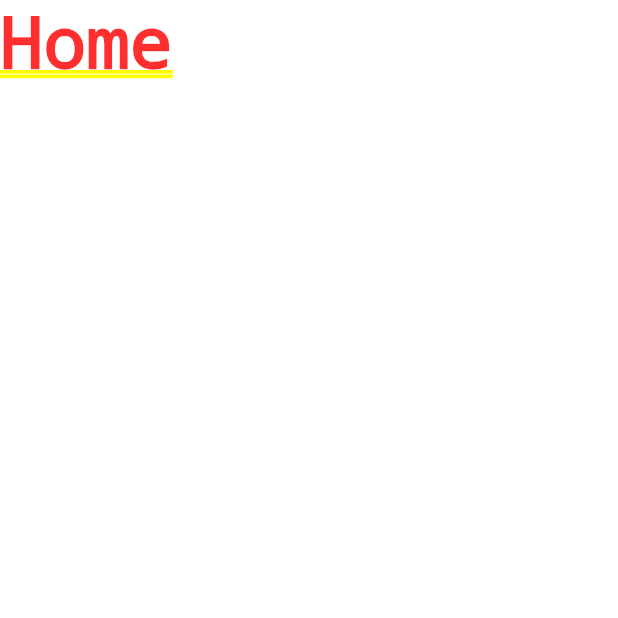
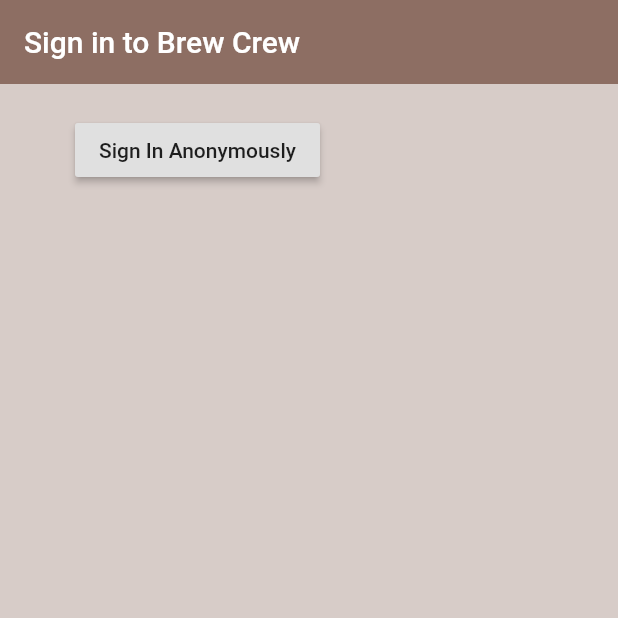
Before and after one commit to MrHKMY/Flutter_BrewCrew, a Flutter app: the screen it shows after launch, on a phone screen of 412 x 824 dp, the top half of it. Run offline on Flutter 3.47's test engine with Material 2 defaults, Android fonts, the phone set to English and light mode, and no system bars; our stand-ins replace firebase_auth, firebase_core; accounts and stored records are empty.

Commit message:
Anonymous Sign In

```diff
--- a/crew_brew/lib/main.dart
+++ b/crew_brew/lib/main.dart
@@ -1,5 +1,6 @@
 import 'package:crew_brew/screens/wrapper.dart';
 import 'package:flutter/material.dart';
+import 'package:firebase_core/firebase_core.dart';
 
 void main() {
   runApp(MyApp());
--- a/crew_brew/lib/screens/authenticate/authenticate.dart
+++ b/crew_brew/lib/screens/authenticate/authenticate.dart
@@ -1,3 +1,4 @@
+import 'package:crew_brew/screens/authenticate/sign_in.dart';
 import 'package:flutter/material.dart';
 
 class Authenticate extends StatefulWidget {
@@ -9,7 +10,7 @@ class _AuthenticateState extends State<Authenticate> {
   @override
   Widget build(BuildContext context) {
     return Container(
-      child: Text("Authenticate"),
+      child: SignIn(),
     );
 
   }
--- /dev/null
+++ b/crew_brew/lib/screens/authenticate/sign_in.dart
@@ -0,0 +1,39 @@
+import 'package:crew_brew/services/auth.dart';
+import 'package:flutter/material.dart';
+
+class SignIn extends StatefulWidget {
+  @override
+  _SignInState createState() => _SignInState();
+}
+
+class _SignInState extends State<SignIn> {
+
+  final AuthService _auth = AuthService();
+
+  @override
+  Widget build(BuildContext context) {
+    return Scaffold(
+      backgroundColor: Colors.brown[100],
+      appBar: AppBar(
+        backgroundColor: Colors.brown[400],
+        elevation: 0,
+        title: Text("Sign in to Brew Crew"),
+      ),
+      body: Container(
+        padding: EdgeInsets.symmetric(vertical: 20, horizontal: 50),
+        child: RaisedButton(
+          child: Text("Sign In Anonymously"),
+          onPressed: () async {
+            dynamic result = await _auth.signInAnon();
+            if (result == null){
+              print("Error signing in");
+            } else {
+              print("Signed In");
+              print(result);
+            }
+          },
+        ),
+      ),
+    );
+  }
+}
--- a/crew_brew/lib/screens/wrapper.dart
+++ b/crew_brew/lib/screens/wrapper.dart
@@ -1,3 +1,4 @@
+import 'package:crew_brew/screens/authenticate/authenticate.dart';
 import 'package:crew_brew/screens/home/home.dart';
 import 'package:flutter/material.dart';
 class Wrapper extends StatelessWidget {
@@ -5,6 +6,6 @@ class Wrapper extends StatelessWidget {
   Widget build(BuildContext context) {
 
     //return home or authenticate
-    return Home();
+    return Authenticate();
   }
 }
--- a/crew_brew/pubspec.yaml
+++ b/crew_brew/pubspec.yaml
@@ -30,6 +30,7 @@ dependencies:
   cupertino_icons: ^1.0.0
   firebase_auth: ^0.14.0+5
   cloud_firestore: ^0.12.9+4
+  firebase_core : ^0.4.0
 
 dev_dependencies:
   flutter_test:
```
Also changed, not shown: crew_brew/pubspec.lock.
